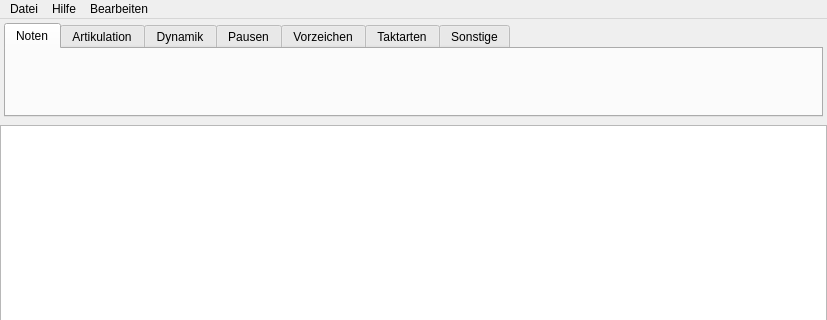
Before: the Qt Designer form src/pyqt5_designer_uis/mainwindow.ui in NO411/notensatz, drawn with Qt 5; both pictures show x 0 to 827 and y 0 to 320 of the 827 by 589 pixel window.
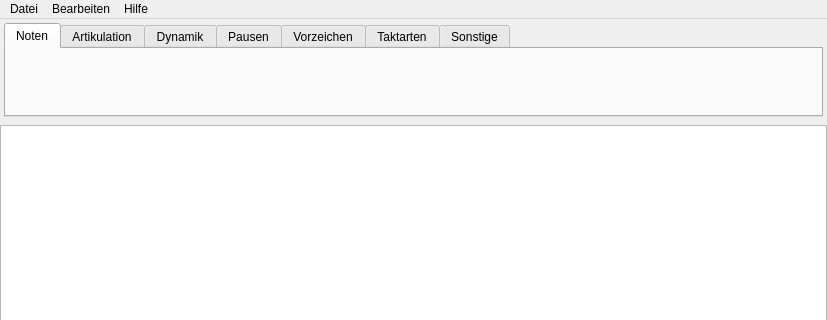
After: the same form once the commit is applied. Icons and pictures are not drawn.

Commit message: some gui improvements and add welcome blur screen

The edit to the form file:
```diff
--- a/src/pyqt5_designer_uis/mainwindow.ui
+++ b/src/pyqt5_designer_uis/mainwindow.ui
@@ -408,8 +408,8 @@
     <addaction name="action_edit_subheading"/>
    </widget>
    <addaction name="menu_file"/>
-   <addaction name="menu_help"/>
    <addaction name="menu_edit"/>
+   <addaction name="menu_help"/>
   </widget>
   <action name="action_new">
    <property name="text">
```
Left out of the diff: 2 changed lines with no effect on the pictures. The commit also changes 6 other files.
